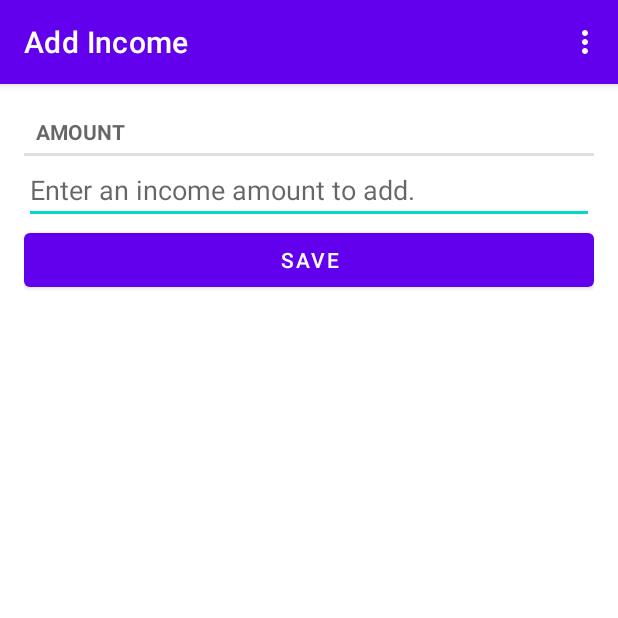
After one commit to yesollee1/CS160BudgetApp, an Android app: the fragment IncomeFragment shown on its own in the app's theme, on a phone screen of 412 x 824 dp, the top half of it. The commit adds this screen. Run offline under Robolectric (Android 15) with nearby library versions, the phone set to English and light mode, and no system bars.

```diff
--- a/app/src/main/java/cs160/UILayer/ExpenseListFragment.java
+++ b/app/src/main/java/cs160/UILayer/ExpenseListFragment.java
@@ -51,7 +51,10 @@ public class ExpenseListFragment extends Fragment {
     public void onCreate(Bundle savedInstanceState) {
         super.onCreate(savedInstanceState);
         setHasOptionsMenu(true);
-        ((AppCompatActivity)getActivity()).getSupportActionBar().setTitle("Expenses");
+//        ((AppCompatActivity)getActivity()).getSupportActionBar().setTitle("Expenses");
+        DecimalFormat df = new DecimalFormat("#.00");
+//        ExpenseLab expenseLab = ExpenseLab.get(getActivity());
+        ((AppCompatActivity)getActivity()).getSupportActionBar().setTitle("Free to Use: " + df.format(Balance.getBalance()));
         FirebaseUser current = mAuth.getCurrentUser();
         db.collection("Users").document(current.getUid()).collection("Budget").get().addOnCompleteListener(new OnCompleteListener<QuerySnapshot>() {
             @Override
--- /dev/null
+++ b/app/src/main/java/cs160/UILayer/IncomeFragment.java
@@ -0,0 +1,93 @@
+package cs160.UILayer;
+
+import android.content.Intent;
+import android.os.Bundle;
+import android.view.LayoutInflater;
+import android.view.Menu;
+import android.view.MenuInflater;
+import android.view.MenuItem;
+import android.view.View;
+import android.view.ViewGroup;
+import android.widget.Button;
+import android.widget.EditText;
+
+import androidx.appcompat.app.AppCompatActivity;
+import androidx.fragment.app.Fragment;
+
+import java.util.UUID;
+
+import cs160.dataLayer.Balance;
+import cs160.dataLayer.Expense;
+import cs160.dataLayer.ExpenseLab;
+import cs160.dataLayer.Frequency;
+
+public class IncomeFragment extends Fragment {
+    private EditText mAmountField;
+    private Button mConfirmBtn;
+
+//    public static IncomeFragment newInstance() {
+//        IncomeFragment fragment = new IncomeFragment();
+//        return fragment;
+//    }
+
+    @Override
+    public void onCreate(Bundle savedInstanceState) {
+        super.onCreate(savedInstanceState);
+        setHasOptionsMenu(true);
+        ((AppCompatActivity) getActivity()).getSupportActionBar().setTitle("Add Income");
+    }
+
+    @Override
+    public void onCreateOptionsMenu(Menu menu, MenuInflater inflater) {
+        super.onCreateOptionsMenu(menu, inflater);
+        inflater.inflate(R.menu.menu_main, menu);
+    }
+
+    @Override
+    public boolean onOptionsItemSelected(MenuItem item) {
+        Intent intent;
+        switch (item.getItemId()) {
+            case R.id.expense_list_activity:
+                intent = new Intent(getActivity(), ExpenseListActivity.class);
+                startActivity(intent);
+                return true;
+            case R.id.goal_list_activity:
+                intent = new Intent(getActivity(), GoalListActivity.class);
+                startActivity(intent);
+                return true;
+            case R.id.transaction_list_activity:
+                intent = new Intent(getActivity(), TransactionListActivity.class);
+                startActivity(intent);
+                return true;
+            default:
+                return super.onOptionsItemSelected(item);
+        }
+    }
+
+    @Override
+    public View onCreateView(LayoutInflater inflater, ViewGroup container, Bundle savedInstanceState) {
+        // The third argument of the method below tells whether to add the inflated view to the view's parent
+        // Here, we pass in false because we will add the view in the activity's code
+        View v = inflater.inflate(R.layout.fragment_income, container, false);
+
+        mAmountField = (EditText) v.findViewById(R.id.income_amount);
+
+        mConfirmBtn = v.findViewById(R.id.confirm_button);
+        mConfirmBtn.setOnClickListener(new View.OnClickListener() {
+            @Override
+            public void onClick(View view) {
+                try {
+                    Double amount = Double.parseDouble(mAmountField.getText().toString());
+                    ExpenseLab expenseLab = ExpenseLab.get(getActivity());
+                    Balance.addIncome(amount);
+                    Intent intent = new Intent(IncomeFragment.this.getActivity(), DashboardActivity.class);
+                    startActivity(intent);
+                } catch (NumberFormatException e) {
+                    mAmountField.setError("Amount must be a valid number");
+                }
+            }
+        });
+
+        return v;
+    }
+}
--- a/app/src/main/java/cs160/dataLayer/Transaction.java
+++ b/app/src/main/java/cs160/dataLayer/Transaction.java
@@ -25,12 +25,12 @@ public class Transaction {
         mNotes = null;
     }
 
-    public Transaction(String title, Double amount) {
+    public Transaction(String title, Double amount, String expenseName, Date date) {
         mMerchant = title;
         mId = UUID.randomUUID();
         mAmount = amount;
-        mDate = new Date();
-        mExpenseName = null;
+        mDate = date;
+        mExpenseName = expenseName;
         mNotes = null;
     }
 
--- /dev/null
+++ b/app/src/main/res/layout/fragment_income.xml
@@ -0,0 +1,23 @@
+<?xml version="1.0" encoding="utf-8"?>
+<LinearLayout xmlns:android="http://schemas.android.com/apk/res/android"
+    android:layout_width="match_parent"
+    android:layout_height="match_parent"
+    android:layout_margin="16dp"
+    android:orientation="vertical">
+
+    <TextView
+        style="?android:listSeparatorTextViewStyle"
+        android:layout_width="match_parent"
+        android:layout_height="wrap_content"
+        android:text="@string/income_amount_label" />
+
+    <EditText android:id="@+id/income_amount"
+        android:layout_width="match_parent"
+        android:layout_height="wrap_content"
+        android:hint="@string/income_amount_hint" />
+    <Button android:id="@+id/confirm_button"
+        android:layout_width="match_parent"
+        android:layout_height="wrap_content"
+        android:text="@string/save_button_label" />
+
+</LinearLayout>
--- a/app/src/main/res/values/strings.xml
+++ b/app/src/main/res/values/strings.xml
@@ -15,6 +15,8 @@
     <string name="transaction_title_label">Title</string>
     <string name="transaction_amount_label">Amount</string>
     <string name="transaction_notes_label">Notes</string>
+    <string name="income_amount_label">Amount</string>
+    <string name="income_amount_hint">Enter an income amount to add.</string>
     <!--    <string name="transaction_details_label">Details</string>-->
     <string name="date_picker_title">Choose a date: </string>
     <string name="save_button_label">Save</string>
```
Also changed, not shown: app/src/main/AndroidManifest.xml (+24 -3 lines), app/src/main/java/cs160/UILayer/DashboardActivity.java (+10 -0 lines), app/src/main/java/cs160/UILayer/ExpenseFragment.java (+11 -1 lines), app/src/main/java/cs160/UILayer/GoalFragment.java (+5 -5 lines), app/src/main/java/cs160/UILayer/IncomeActivity.java (added, +23 -0 lines), app/src/main/java/cs160/UILayer/TransactionFragment.java (+5 -6 lines), app/src/main/java/cs160/dataLayer/Balance.java (added, +17 -0 lines), app/src/main/java/cs160/dataLayer/ExpenseLab.java (+10 -4 lines), app/src/main/res/layout/activity_dummy.xml (+12 -6 lines), 1 other file.
